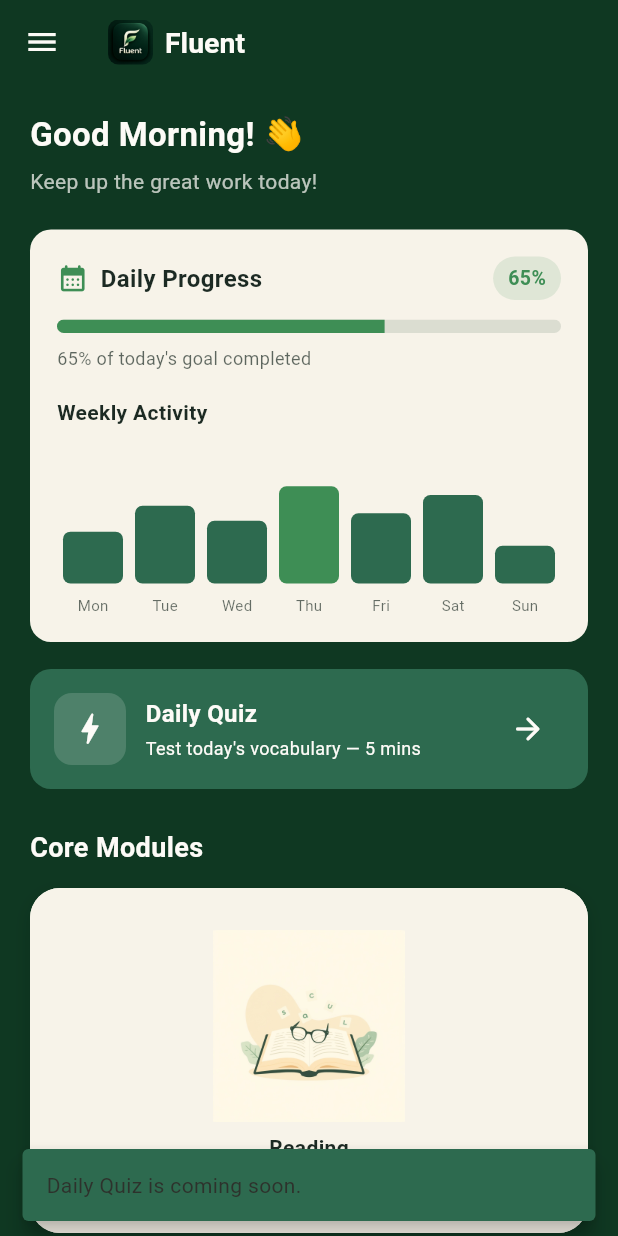
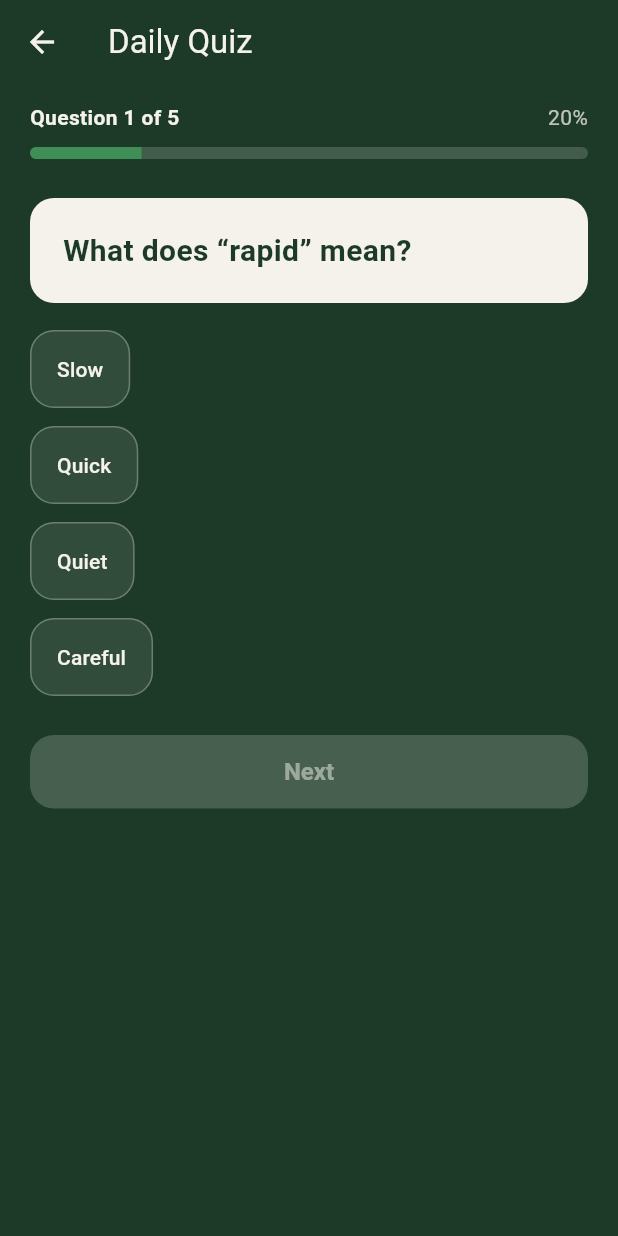
Before and after one commit to AshrafurRahmanPrince/Fluent, a Flutter app: the HomeScreen screen opened directly, after a tap on "Daily Quiz", on a phone screen of 412 x 824 dp. Run offline on Flutter 3.47's test engine with Material 3 defaults, Android fonts, the phone set to English and light mode, and no system bars; our stand-ins replace flutter_tts, shared_preferences; accounts and stored records are empty.

Commit message:
Restore quiz and account screens

```diff
--- /dev/null
+++ b/lib/screens/daily_quiz_screen.dart
@@ -0,0 +1,282 @@
+import 'package:flutter/material.dart';
+
+const Color _quizGreen = Color(0xFF1C3A27);
+const Color _quizCream = Color(0xFFF5F2EB);
+const Color _quizAccent = Color(0xFF3E8E55);
+const Color _quizError = Color(0xFFB85C5C);
+
+class _QuizQuestion {
+  const _QuizQuestion({
+    required this.question,
+    required this.options,
+    required this.correctIndex,
+  });
+
+  final String question;
+  final List<String> options;
+  final int correctIndex;
+}
+
+const List<_QuizQuestion> _questions = [
+  _QuizQuestion(
+    question: 'What does “rapid” mean?',
+    options: ['Slow', 'Quick', 'Quiet', 'Careful'],
+    correctIndex: 1,
+  ),
+  _QuizQuestion(
+    question: 'Choose the grammatically correct sentence.',
+    options: [
+      'She go to class.',
+      'She going to class.',
+      'She goes to class.',
+      'She gone to class.',
+    ],
+    correctIndex: 2,
+  ),
+  _QuizQuestion(
+    question: 'Which word is the opposite of “ancient”?',
+    options: ['Modern', 'Historic', 'Old', 'Traditional'],
+    correctIndex: 0,
+  ),
+  _QuizQuestion(
+    question: 'Complete the sentence: I have lived here ___ 2022.',
+    options: ['for', 'since', 'during', 'at'],
+    correctIndex: 1,
+  ),
+  _QuizQuestion(
+    question: 'What is the plural of “child”?',
+    options: ['Childs', 'Childes', 'Childrens', 'Children'],
+    correctIndex: 3,
+  ),
+];
+
+class DailyQuizScreen extends StatefulWidget {
+  const DailyQuizScreen({super.key});
+
+  @override
+  State<DailyQuizScreen> createState() => _DailyQuizScreenState();
+}
+
+class _DailyQuizScreenState extends State<DailyQuizScreen> {
+  int _questionIndex = 0;
+  int _score = 0;
+  int? _selectedIndex;
+
+  _QuizQuestion get _currentQuestion => _questions[_questionIndex];
+
+  void _selectAnswer(int index) {
+    if (_selectedIndex != null) return;
+    setState(() => _selectedIndex = index);
+  }
+
+  void _nextQuestion() {
+    final isCorrect = _selectedIndex == _currentQuestion.correctIndex;
+    if (_questionIndex == _questions.length - 1) {
+      Navigator.pushReplacement(
+        context,
+        MaterialPageRoute(
+          builder: (_) => QuizCompletionScreen(
+            score: _score + (isCorrect ? 1 : 0),
+            total: _questions.length,
+          ),
+        ),
+      );
+      return;
+    }
+
+    setState(() {
+      _score += isCorrect ? 1 : 0;
+      _questionIndex++;
+      _selectedIndex = null;
+    });
+  }
+
+  @override
+  Widget build(BuildContext context) {
+    final questionNumber = _questionIndex + 1;
+    final progress = questionNumber / _questions.length;
+
+    return Scaffold(
+      backgroundColor: _quizGreen,
+      appBar: AppBar(
+        backgroundColor: _quizGreen,
+        foregroundColor: _quizCream,
+        elevation: 0,
+        title: const Text('Daily Quiz'),
+      ),
+      body: SafeArea(
+        child: SingleChildScrollView(
+          padding: const EdgeInsets.fromLTRB(20, 12, 20, 24),
+          child: Column(
+            crossAxisAlignment: CrossAxisAlignment.start,
+            children: [
+              Row(
+                mainAxisAlignment: MainAxisAlignment.spaceBetween,
+                children: [
+                  Text(
+                    'Question $questionNumber of ${_questions.length}',
+                    style: const TextStyle(
+                      color: _quizCream,
+                      fontWeight: FontWeight.bold,
+                    ),
+                  ),
+                  Text(
+                    '${(progress * 100).round()}%',
+                    style: TextStyle(color: _quizCream.withValues(alpha: 0.75)),
+                  ),
+                ],
+              ),
+              const SizedBox(height: 10),
+              ClipRRect(
+                borderRadius: BorderRadius.circular(16),
+                child: LinearProgressIndicator(
+                  value: progress,
+                  minHeight: 8,
+                  backgroundColor: _quizCream.withValues(alpha: 0.18),
+                  valueColor: const AlwaysStoppedAnimation(_quizAccent),
+                ),
+              ),
+              const SizedBox(height: 26),
+              Container(
+                width: double.infinity,
+                padding: const EdgeInsets.all(22),
+                decoration: BoxDecoration(
+                  color: _quizCream,
+                  borderRadius: BorderRadius.circular(16),
+                ),
+                child: Text(
+                  _currentQuestion.question,
+                  style: const TextStyle(
+                    color: _quizGreen,
+                    fontSize: 20,
+                    fontWeight: FontWeight.bold,
+                    height: 1.3,
+                  ),
+                ),
+              ),
+              const SizedBox(height: 18),
+              ...List<Widget>.generate(
+                _currentQuestion.options.length,
+                (index) => _buildOption(index, _currentQuestion.options[index]),
+              ),
+              const SizedBox(height: 14),
+              SizedBox(
+                width: double.infinity,
+                child: ElevatedButton(
+                  onPressed: _selectedIndex == null ? null : _nextQuestion,
+                  style: ElevatedButton.styleFrom(
+                    backgroundColor: _quizAccent,
+                    foregroundColor: _quizCream,
+                    disabledBackgroundColor: _quizCream.withValues(alpha: 0.2),
+                    disabledForegroundColor: _quizCream.withValues(alpha: 0.5),
+                    padding: const EdgeInsets.symmetric(vertical: 15),
+                    shape: RoundedRectangleBorder(
+                      borderRadius: BorderRadius.circular(16),
+                    ),
+                  ),
+                  child: Text(
+                    questionNumber == _questions.length
+                        ? 'Finish Quiz'
+                        : 'Next',
+                  ),
+                ),
+              ),
+            ],
+          ),
+        ),
+      ),
+    );
+  }
+
+  Widget _buildOption(int index, String option) {
+    final isSelected = _selectedIndex == index;
+    final isCorrect = index == _currentQuestion.correctIndex;
+    final showResult = _selectedIndex != null && isSelected;
+    final color = showResult
+        ? (isCorrect ? _quizAccent : _quizError)
+        : _quizCream.withValues(alpha: 0.1);
+
+    return Padding(
+      padding: const EdgeInsets.only(bottom: 12),
+      child: OutlinedButton(
+        onPressed: () => _selectAnswer(index),
+        style: OutlinedButton.styleFrom(
+          alignment: Alignment.centerLeft,
+          backgroundColor: showResult ? color.withValues(alpha: 0.2) : color,
+          foregroundColor: _quizCream,
+          side: BorderSide(
+            color: showResult ? color : _quizCream.withValues(alpha: 0.3),
+          ),
+          padding: const EdgeInsets.symmetric(horizontal: 18, vertical: 16),
+          shape: RoundedRectangleBorder(
+            borderRadius: BorderRadius.circular(16),
+          ),
+        ),
+        child: Text(option),
+      ),
+    );
+  }
+}
+
+class QuizCompletionScreen extends StatelessWidget {
+  const QuizCompletionScreen({
+    required this.score,
+    required this.total,
+    super.key,
+  });
+
+  final int score;
+  final int total;
+
+  @override
+  Widget build(BuildContext context) {
+    return Scaffold(
+      backgroundColor: _quizGreen,
+      body: SafeArea(
+        child: Center(
+          child: Padding(
+            padding: const EdgeInsets.all(24),
+            child: Column(
+              mainAxisAlignment: MainAxisAlignment.center,
+              children: [
+                const Icon(Icons.emoji_events_rounded,
+                    color: _quizAccent, size: 64),
+                const SizedBox(height: 20),
+                const Text(
+                  'Quiz Complete',
+                  style: TextStyle(
+                      color: _quizCream,
+                      fontSize: 26,
+                      fontWeight: FontWeight.bold),
+                ),
+                const SizedBox(height: 12),
+                Text(
+                  '$score / $total Correct',
+                  style: const TextStyle(color: _quizCream, fontSize: 22),
+                ),
+                const SizedBox(height: 10),
+                const Text('Great job! 🎉',
+                    style: TextStyle(color: _quizCream, fontSize: 16)),
+                const SizedBox(height: 30),
+                SizedBox(
+                  width: double.infinity,
+                  child: ElevatedButton(
+                    onPressed: () => Navigator.pop(context),
+                    style: ElevatedButton.styleFrom(
+                      backgroundColor: _quizAccent,
+                      foregroundColor: _quizCream,
+                      padding: const EdgeInsets.symmetric(vertical: 15),
+                      shape: RoundedRectangleBorder(
+                          borderRadius: BorderRadius.circular(16)),
+                    ),
+                    child: const Text('Back to Dashboard'),
+                  ),
+                ),
+              ],
+            ),
+          ),
+        ),
+      ),
+    );
+  }
+}
--- a/lib/screens/home_screen.dart
+++ b/lib/screens/home_screen.dart
@@ -1,6 +1,9 @@
 import 'package:flutter/material.dart';
+import 'daily_quiz_screen.dart';
 import 'listening/listening_screen.dart';
+import 'profile_screen.dart';
 import 'reading/reading_screen.dart';
+import 'settings_screen.dart';
 import 'speaking/speaking_screen.dart';
 import 'writing/writing_screen.dart';
 
@@ -224,7 +227,19 @@ class HomeScreen extends StatelessWidget {
                 ),
                 onTap: () {
                   Navigator.pop(context);
-                  _showNotice(context, '${item.label} is ready to explore.');
+                  final screen = switch (item.label) {
+                    'Profile' => const ProfileScreen(),
+                    'Settings' => const SettingsScreen(),
+                    _ => null,
+                  };
+                  if (screen != null) {
+                    Navigator.push(
+                      context,
+                      MaterialPageRoute(builder: (_) => screen),
+                    );
+                  } else {
+                    _showNotice(context, '${item.label} is ready to explore.');
+                  }
                 },
               ),
           ],
@@ -357,7 +372,10 @@ class HomeScreen extends StatelessWidget {
       borderRadius: BorderRadius.circular(14),
       child: InkWell(
         borderRadius: BorderRadius.circular(14),
-        onTap: () => _showNotice(context, 'Daily Quiz is coming soon.'),
+        onTap: () => Navigator.push(
+          context,
+          MaterialPageRoute(builder: (_) => const DailyQuizScreen()),
+        ),
         child: Padding(
           padding: const EdgeInsets.all(16),
           child: Row(
@@ -395,8 +413,10 @@ class HomeScreen extends StatelessWidget {
               ),
               IconButton(
                 tooltip: 'Start daily quiz',
-                onPressed: () =>
-                    _showNotice(context, 'Daily Quiz is coming soon.'),
+                onPressed: () => Navigator.push(
+                  context,
+                  MaterialPageRoute(builder: (_) => const DailyQuizScreen()),
+                ),
                 icon:
                     const Icon(Icons.arrow_forward_rounded, color: _softWhite),
               ),
```
Also changed, not shown: lib/screens/profile_screen.dart (added, +132 -0 lines), lib/screens/settings_screen.dart (added, +126 -0 lines), 1 other file.
